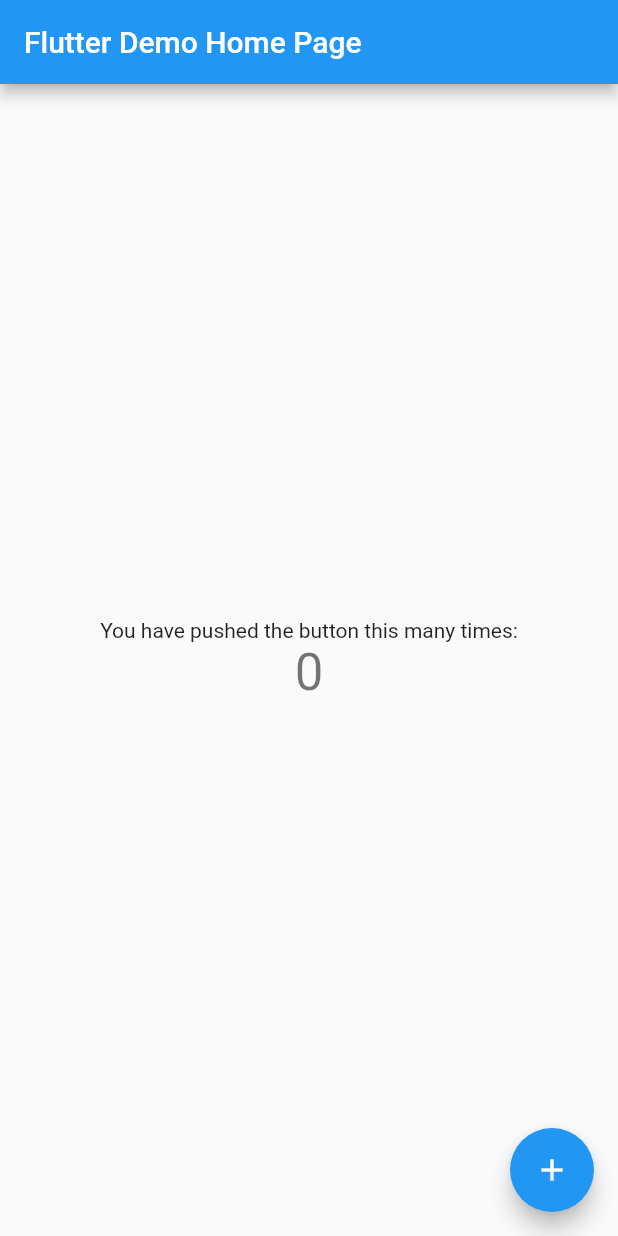
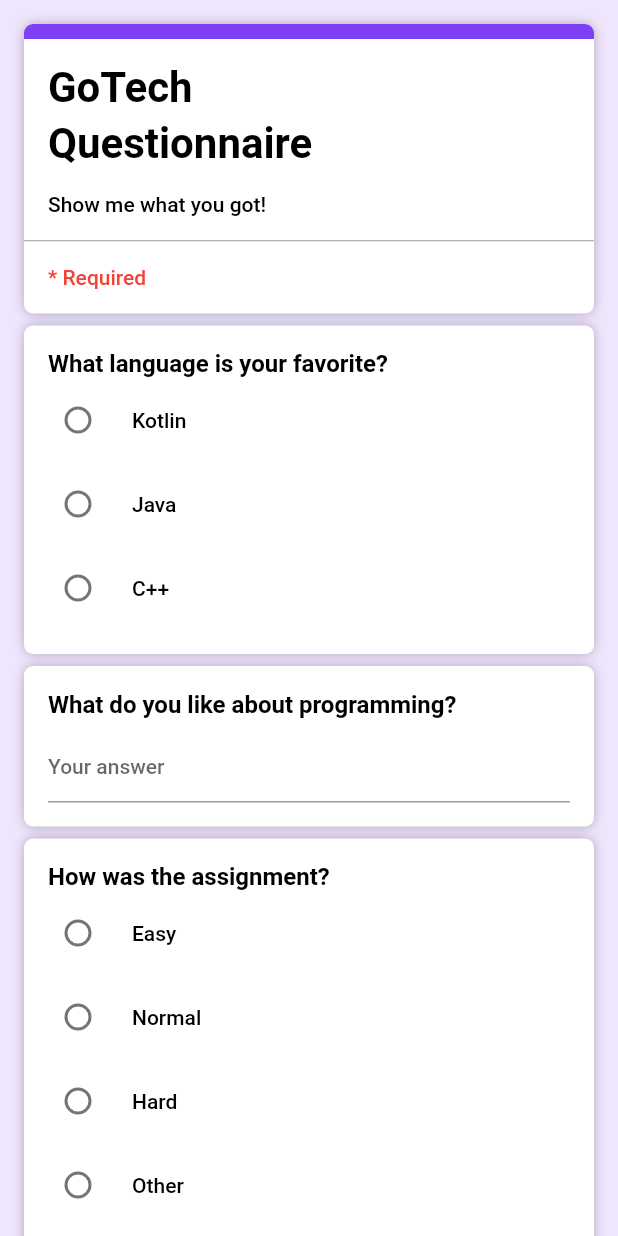
Before and after one commit to chplalex/Questionnaire, a Flutter app: the screen it shows after launch, on a phone screen of 412 x 824 dp. Run offline on Flutter 3.47's test engine with Material 2 defaults, Android fonts, the phone set to English and light mode, and no system bars; our stand-ins replace equatable, flutter_bloc, get_it; Roboto replaces fonts that are missing (Poppins).

Commit message:
Added ui/ux

```diff
--- /dev/null
+++ b/lib/app/app_colors.dart
@@ -0,0 +1,6 @@
+import 'package:flutter/material.dart';
+
+class AppColors {
+  static const background = Color(0xffefe5fd);
+  static const cardTopLine = Color(0xff7e3ff2);
+}
--- /dev/null
+++ b/lib/app/app_constants.dart
@@ -0,0 +1,24 @@
+class AppConstants {
+  static const appTitle = "Questionnaire";
+  static const appCompanyName = "GoTech";
+
+  static const titleCardSubtitle = "Show me what you got!";
+  static const titleCardInfo = "* Required";
+
+  static const languageCardTitle = "What language is your favorite?";
+  static const languageCardKotlin = "Kotlin";
+  static const languageCardJava = "Java";
+  static const languageCardCpp = "C++";
+
+  static const likeQuestionCardTitle = "What do you like about programming?";
+  static const likeQuestionCardHint = "Your answer";
+
+  static const homeAssignmentCardTitle = "How was the assignment?";
+
+  static const homeAssignmentCardEasy = "Easy";
+  static const homeAssignmentCardNormal = "Normal";
+  static const homeAssignmentCardHard = "Hard";
+  static const homeAssignmentCardOther = "Other";
+
+  static const submitButtonText = "Submit";
+}
--- /dev/null
+++ b/lib/app/app_enums.dart
@@ -0,0 +1,12 @@
+enum LanguageType {
+  kotlin,
+  java,
+  cpp,
+}
+
+enum DifficultType {
+  easy,
+  normal,
+  hard,
+  other,
+}
--- /dev/null
+++ b/lib/app/app_styles.dart
@@ -0,0 +1,43 @@
+import 'package:flutter/material.dart';
+
+class AppStyles {
+  static const title28 = TextStyle(
+    fontFamily: 'Poppins',
+    color: Colors.black,
+    fontSize: 28.0,
+    fontWeight: FontWeight.w600,
+    letterSpacing: 0,
+  );
+
+  static const title16 = TextStyle(
+    fontFamily: 'Poppins',
+    color: Colors.black,
+    fontSize: 16.0,
+    fontWeight: FontWeight.w600,
+    letterSpacing: 0,
+  );
+
+  static const text14Black = TextStyle(
+    fontFamily: 'Poppins',
+    color: Colors.black,
+    fontSize: 14.0,
+    fontWeight: FontWeight.w500,
+    letterSpacing: 0,
+  );
+
+  static const text14BlackNotEnabled = TextStyle(
+    fontFamily: 'Poppins',
+    color: Colors.black38,
+    fontSize: 14.0,
+    fontWeight: FontWeight.w500,
+    letterSpacing: 0,
+  );
+
+  static const text14Red = TextStyle(
+    fontFamily: 'Poppins',
+    color: Colors.red,
+    fontSize: 14.0,
+    fontWeight: FontWeight.w500,
+    letterSpacing: 0,
+  );
+}
--- /dev/null
+++ b/lib/bl/questionnaire_cubit.dart
@@ -0,0 +1,32 @@
+import 'package:flutter_bloc/flutter_bloc.dart';
+
+import '../app/app_enums.dart';
+import 'questionnaire_state.dart';
+
+class QuestionnaireCubit extends Cubit<QuestionnaireState> {
+  var likeQuestionAnswer = "";
+  var homeAssignmentOther = "";
+
+  QuestionnaireCubit() : super(QuestionnaireState.initial());
+
+  void languageChanged(LanguageType? languageType) {
+    final newState = state.copyWith(
+      languageType: languageType,
+      likeQuestionAnswer: likeQuestionAnswer,
+      homeAssignmentOther: homeAssignmentOther,
+    );
+
+    emit(newState);
+  }
+
+  void difficultyChanged(DifficultType? difficultType) {
+    final newState = state.copyWith(
+      homeAssignmentDifficultType: difficultType,
+      likeQuestionAnswer: likeQuestionAnswer,
+      homeAssignmentOther: homeAssignmentOther,
+      homeAssignmentOtherIsEnable: difficultType == DifficultType.other,
+    );
+
+    emit(newState);
+  }
+}
--- /dev/null
+++ b/lib/bl/questionnaire_state.dart
@@ -0,0 +1,51 @@
+import 'package:equatable/equatable.dart';
+
+import '../app/app_enums.dart';
+
+class QuestionnaireState extends Equatable {
+  final LanguageType? languageType;
+  final String likeQuestionAnswer;
+  final DifficultType? homeAssignmentDifficultType;
+  final String homeAssignmentOther;
+  final bool homeAssignmentOtherIsEnable;
+
+  const QuestionnaireState({
+    required this.languageType,
+    required this.likeQuestionAnswer,
+    required this.homeAssignmentDifficultType,
+    required this.homeAssignmentOther,
+    required this.homeAssignmentOtherIsEnable,
+  });
+
+  factory QuestionnaireState.initial() => const QuestionnaireState(
+        languageType: null,
+        likeQuestionAnswer: "",
+        homeAssignmentDifficultType: null,
+        homeAssignmentOther: "",
+        homeAssignmentOtherIsEnable: false,
+      );
+
+  @override
+  List<Object?> get props => [
+        languageType,
+        likeQuestionAnswer,
+        homeAssignmentDifficultType,
+        homeAssignmentOther,
+        homeAssignmentOtherIsEnable,
+      ];
+
+  QuestionnaireState copyWith({
+    LanguageType? languageType,
+    String? likeQuestionAnswer,
+    DifficultType? homeAssignmentDifficultType,
+    String? homeAssignmentOther,
+    bool? homeAssignmentOtherIsEnable,
+  }) =>
+      QuestionnaireState(
+        languageType: languageType ?? this.languageType,
+        likeQuestionAnswer: likeQuestionAnswer ?? this.likeQuestionAnswer,
+        homeAssignmentDifficultType: homeAssignmentDifficultType ?? this.homeAssignmentDifficultType,
+        homeAssignmentOther: homeAssignmentOther ?? this.homeAssignmentOther,
+        homeAssignmentOtherIsEnable: homeAssignmentOtherIsEnable ?? this.homeAssignmentOtherIsEnable,
+      );
+}
--- /dev/null
+++ b/lib/di/blocs_bind_module.dart
@@ -0,0 +1,8 @@
+import 'package:get_it/get_it.dart';
+import 'package:questionnaire/bl/questionnaire_cubit.dart';
+
+class BlocsBindModule {
+  static provide() {
+    GetIt.I.registerFactory(() => QuestionnaireCubit());
+  }
+}
--- /dev/null
+++ b/lib/di/widgets_bind_module.dart
@@ -0,0 +1,11 @@
+import 'package:get_it/get_it.dart';
+import 'package:questionnaire/ui/questionnaire_widget.dart';
+
+import '../ui/app.dart';
+
+class WidgetsBindModule {
+  static provide() {
+    GetIt.I.registerFactory(() => const App());
+    GetIt.I.registerFactory(() => const QuestionnaireWidget());
+  }
+}
--- a/lib/main.dart
+++ b/lib/main.dart
@@ -1,115 +1,17 @@
-import 'package:flutter/material.dart';
+import 'package:flutter/widgets.dart';
+import 'package:get_it/get_it.dart';
+
+import 'ui/app.dart';
+import 'di/blocs_bind_module.dart';
+import 'di/widgets_bind_module.dart';
 
 void main() {
-  runApp(const MyApp());
+  setupDI();
+
+  runApp(GetIt.I.get<App>());
 }
 
-class MyApp extends StatelessWidget {
-  const MyApp({super.key});
-
-  // This widget is the root of your application.
-  @override
-  Widget build(BuildContext context) {
-    return MaterialApp(
-      title: 'Flutter Demo',
-      theme: ThemeData(
-        // This is the theme of your application.
-        //
-        // Try running your application with "flutter run". You'll see the
-        // application has a blue toolbar. Then, without quitting the app, try
-        // changing the primarySwatch below to Colors.green and then invoke
-        // "hot reload" (press "r" in the console where you ran "flutter run",
-        // or simply save your changes to "hot reload" in a Flutter IDE).
-        // Notice that the counter didn't reset back to zero; the application
-        // is not restarted.
-        primarySwatch: Colors.blue,
-      ),
-      home: const MyHomePage(title: 'Flutter Demo Home Page'),
-    );
-  }
+void setupDI() {
+  BlocsBindModule.provide();
+  WidgetsBindModule.provide();
 }
-
-class MyHomePage extends StatefulWidget {
-  const MyHomePage({super.key, required this.title});
-
-  // This widget is the home page of your application. It is stateful, meaning
-  // that it has a State object (defined below) that contains fields that affect
-  // how it looks.
-
-  // This class is the configuration for the state. It holds the values (in this
-  // case the title) provided by the parent (in this case the App widget) and
-  // used by the build method of the State. Fields in a Widget subclass are
-  // always marked "final".
-
-  final String title;
-
-  @override
-  State<MyHomePage> createState() => _MyHomePageState();
-}
-
-class _MyHomePageState extends State<MyHomePage> {
-  int _counter = 0;
-
-  void _incrementCounter() {
-    setState(() {
-      // This call to setState tells the Flutter framework that something has
-      // changed in this State, which causes it to rerun the build method below
-      // so that the display can reflect the updated values. If we changed
-      // _counter without calling setState(), then the build method would not be
-      // called again, and so nothing would appear to happen.
-      _counter++;
-    });
-  }
-
-  @override
-  Widget build(BuildContext context) {
-    // This method is rerun every time setState is called, for instance as done
-    // by the _incrementCounter method above.
-    //
-    // The Flutter framework has been optimized to make rerunning build methods
-    // fast, so that you can just rebuild anything that needs updating rather
-    // than having to individually change instances of widgets.
-    return Scaffold(
-      appBar: AppBar(
-        // Here we take the value from the MyHomePage object that was created by
-        // the App.build method, and use it to set our appbar title.
-        title: Text(widget.title),
-      ),
-      body: Center(
-        // Center is a layout widget. It takes a single child and positions it
-        // in the middle of the parent.
-        child: Column(
-          // Column is also a layout widget. It takes a list of children and
-          // arranges them vertically. By default, it sizes itself to fit its
-          // children horizontally, and tries to be as tall as its parent.
-          //
-          // Invoke "debug painting" (press "p" in the console, choose the
-          // "Toggle Debug Paint" action from the Flutter Inspector in Android
-          // Studio, or the "Toggle Debug Paint" command in Visual Studio Code)
-          // to see the wireframe for each widget.
-          //
-          // Column has various properties to control how it sizes itself and
-          // how it positions its children. Here we use mainAxisAlignment to
-          // center the children vertically; the main axis here is the vertical
-          // axis because Columns are vertical (the cross axis would be
-          // horizontal).
-          mainAxisAlignment: MainAxisAlignment.center,
-          children: <Widget>[
-            const Text(
-              'You have pushed the button this many times:',
-            ),
-            Text(
-              '$_counter',
-              style: Theme.of(context).textTheme.headlineMedium,
-            ),
-          ],
-        ),
-      ),
-      floatingActionButton: FloatingActionButton(
-        onPressed: _incrementCounter,
-        tooltip: 'Increment',
-        child: const Icon(Icons.add),
-      ), // This trailing comma makes auto-formatting nicer for build methods.
-    );
-  }
-}
--- /dev/null
+++ b/lib/ui/app.dart
@@ -0,0 +1,21 @@
+import 'package:flutter/material.dart';
+import 'package:flutter_bloc/flutter_bloc.dart';
+import 'package:get_it/get_it.dart';
+import 'package:questionnaire/bl/questionnaire_cubit.dart';
+import 'package:questionnaire/ui/questionnaire_widget.dart';
+import 'package:questionnaire/app/app_constants.dart';
+
+class App extends StatelessWidget {
+  const App({super.key});
+
+  @override
+  Widget build(BuildContext context) => MaterialApp(
+        title: AppConstants.appTitle,
+        theme: ThemeData(fontFamily: 'Poppins'),
+        debugShowCheckedModeBanner: false,
+        home: BlocProvider(
+            create: (_) => GetIt.I.get<QuestionnaireCubit>(),
+            child: GetIt.I.get<QuestionnaireWidget>(),
+        ),
+      );
+}
--- /dev/null
+++ b/lib/ui/questionnaire_text_field.dart
@@ -0,0 +1,34 @@
+import 'package:flutter/material.dart';
+import 'package:questionnaire/app/app_styles.dart';
+
+class QuestionnaireTextField extends StatelessWidget {
+  final TextEditingController controller;
+  final String originalText;
+  final String? hintText;
+  final bool isEnable;
+  final FocusNode focusNode;
+
+  const QuestionnaireTextField({
+    super.key,
+    required this.controller,
+    required this.originalText,
+    this.hintText,
+    required this.isEnable,
+    required this.focusNode,
+  });
+
+  @override
+  Widget build(BuildContext context) {
+    controller.text = originalText;
+    controller.selection = TextSelection.collapsed(offset: originalText.length);
+    return TextField(
+      keyboardType: TextInputType.multiline,
+      maxLines: null,
+      readOnly: !isEnable,
+      controller: controller,
+      style: isEnable ? AppStyles.text14Black : AppStyles.text14BlackNotEnabled,
+      decoration: InputDecoration(hintText: hintText, contentPadding: EdgeInsets.zero),
+      focusNode: focusNode,
+    );
+  }
+}
--- /dev/null
+++ b/lib/ui/questionnaire_widget.dart
@@ -0,0 +1,260 @@
+import 'package:flutter/material.dart';
+import 'package:flutter_bloc/flutter_bloc.dart';
+import 'package:questionnaire/app/app_constants.dart';
+import 'package:questionnaire/app/app_enums.dart';
+import 'package:questionnaire/app/app_styles.dart';
+import 'package:questionnaire/bl/questionnaire_cubit.dart';
+import 'package:questionnaire/bl/questionnaire_state.dart';
+import 'package:questionnaire/ui/questionnaire_text_field.dart';
+
+import '../app/app_colors.dart';
+
+class QuestionnaireWidget extends StatefulWidget {
+  const QuestionnaireWidget({super.key});
+
+  @override
+  State<StatefulWidget> createState() => _QuestionnaireState();
+}
+
+class _QuestionnaireState extends State<QuestionnaireWidget> {
+  static const _largePadding = 16.0;
+  static const _normalPadding = 8.0;
+  static const _smallPadding = 4.0;
+  static const _topLineHeight = 10.0;
+  static const _cardRadius = 6.0;
+
+  late final QuestionnaireCubit _cubit;
+
+  final _likeQuestionController = TextEditingController();
+  final _homeAssignmentController = TextEditingController();
+
+  final _likeQuestionFocusNode = FocusNode();
+  final _homeAssignmentFocusNode = FocusNode();
+
+  @override
+  void initState() {
+    super.initState();
+    _cubit = BlocProvider.of(context);
+
+    _likeQuestionController.addListener(() {
+      _cubit.likeQuestionAnswer = _likeQuestionController.text;
+    });
+
+    _homeAssignmentController.addListener(() {
+      _cubit.homeAssignmentOther = _homeAssignmentController.text;
+    });
+  }
+
+  @override
+  void dispose() {
+    _likeQuestionController.dispose();
+    _homeAssignmentController.dispose();
+
+    _likeQuestionFocusNode.dispose();
+    _homeAssignmentFocusNode.dispose();
+
+    super.dispose();
+  }
+
+  @override
+  Widget build(BuildContext context) => Scaffold(
+        backgroundColor: AppColors.background,
+        body: SafeArea(child: _body(context)),
+      );
+
+  Widget _body(BuildContext context) {
+    const divider = SizedBox(height: _normalPadding);
+    return SingleChildScrollView(
+      padding: const EdgeInsets.all(_largePadding),
+      child: BlocBuilder<QuestionnaireCubit, QuestionnaireState>(builder: (context, state) {
+        return Column(
+          crossAxisAlignment: CrossAxisAlignment.start,
+          children: [
+            _titleCard(),
+            divider,
+            _languageCard(context, state),
+            divider,
+            _likeQuestionCard(state),
+            divider,
+            _homeAssignmentCard(context, state),
+            divider,
+            _button(),
+          ],
+        );
+      }),
+    );
+  }
+
+  Widget _titleCard() => Container(
+        width: double.infinity,
+        decoration: const BoxDecoration(
+          borderRadius: BorderRadius.all(Radius.circular(_cardRadius)),
+          boxShadow: [BoxShadow(color: Colors.black26, blurRadius: _cardRadius)],
+          color: Colors.white,
+        ),
+        child: Column(
+          crossAxisAlignment: CrossAxisAlignment.start,
+          children: [
+            Container(
+              height: _topLineHeight,
+              decoration: const BoxDecoration(
+                borderRadius: BorderRadius.vertical(top: Radius.circular(_cardRadius)),
+                color: AppColors.cardTopLine,
+              ),
+            ),
+            Padding(
+              padding: const EdgeInsets.all(_largePadding),
+              child: Column(
+                crossAxisAlignment: CrossAxisAlignment.start,
+                children: const [
+                  Text(AppConstants.appCompanyName, style: AppStyles.title28),
+                  SizedBox(height: _smallPadding),
+                  Text(AppConstants.appTitle, style: AppStyles.title28),
+                  SizedBox(height: _largePadding),
+                  Text(AppConstants.titleCardSubtitle, style: AppStyles.text14Black),
+                ],
+              ),
+            ),
+            const Divider(height: 1.0, color: Colors.grey),
+            const Padding(
+              padding: EdgeInsets.all(_largePadding),
+              child: Text(AppConstants.titleCardInfo, style: AppStyles.text14Red),
+            ),
+          ],
+        ),
+      );
+
+  Widget _languageCard(BuildContext context, QuestionnaireState state) => _questionCard(
+        child: Column(
+          crossAxisAlignment: CrossAxisAlignment.start,
+          children: [
+            const Text(AppConstants.languageCardTitle, style: AppStyles.title16),
+            _languageTypeRadio(
+              context,
+              title: AppConstants.languageCardKotlin,
+              itemValue: LanguageType.kotlin,
+              groupValue: state.languageType,
+            ),
+            _languageTypeRadio(
+              context,
+              title: AppConstants.languageCardJava,
+              itemValue: LanguageType.java,
+              groupValue: state.languageType,
+            ),
+            _languageTypeRadio(
+              context,
+              title: AppConstants.languageCardCpp,
+              itemValue: LanguageType.cpp,
+              groupValue: state.languageType,
+            ),
+          ],
+        ),
+      );
+
+  Widget _languageTypeRadio(
+    BuildContext context, {
+    required String title,
+    required LanguageType itemValue,
+    required LanguageType? groupValue,
+  }) =>
+      RadioListTile(
+        title: Text(title, style: AppStyles.text14Black),
+        value: itemValue,
+        groupValue: groupValue,
+        contentPadding: EdgeInsets.zero,
+        onChanged: (value) {
+          _cubit.languageChanged(value);
+          FocusScope.of(context).unfocus();
+        },
+      );
+
+  Widget _likeQuestionCard(QuestionnaireState state) => _questionCard(
+        child: Column(
+          crossAxisAlignment: CrossAxisAlignment.start,
+          children: [
+            const Text(AppConstants.likeQuestionCardTitle, style: AppStyles.title16),
+            const SizedBox(height: _normalPadding),
+            QuestionnaireTextField(
+              controller: _likeQuestionController,
+              originalText: state.likeQuestionAnswer,
+              hintText: AppConstants.likeQuestionCardHint,
+              isEnable: true,
+              focusNode: _likeQuestionFocusNode,
+            ),
+          ],
+        ),
+      );
+
+  Widget _homeAssignmentCard(BuildContext context, QuestionnaireState state) => _questionCard(
+        child: Column(
+          crossAxisAlignment: CrossAxisAlignment.start,
+          children: [
+            const Text(AppConstants.homeAssignmentCardTitle, style: AppStyles.title16),
+            _difficultTypeRadio(
+              context,
+              title: AppConstants.homeAssignmentCardEasy,
+              itemValue: DifficultType.easy,
+              groupValue: state.homeAssignmentDifficultType,
+            ),
+            _difficultTypeRadio(
+              context,
+              title: AppConstants.homeAssignmentCardNormal,
+              itemValue: DifficultType.normal,
+              groupValue: state.homeAssignmentDifficultType,
+            ),
+            _difficultTypeRadio(
+              context,
+              title: AppConstants.homeAssignmentCardHard,
+              itemValue: DifficultType.hard,
+              groupValue: state.homeAssignmentDifficultType,
+            ),
+            _difficultTypeRadio(
+              context,
+              title: AppConstants.homeAssignmentCardOther,
+              itemValue: DifficultType.other,
+              groupValue: state.homeAssignmentDifficultType,
+            ),
+            QuestionnaireTextField(
+              controller: _homeAssignmentController,
+              originalText: state.homeAssignmentOther,
+              isEnable: state.homeAssignmentOtherIsEnable,
+              focusNode: _homeAssignmentFocusNode,
+            ),
+          ],
+        ),
+      );
+
+  Widget _difficultTypeRadio(
+    BuildContext context, {
+    required String title,
+    required DifficultType itemValue,
+    required DifficultType? groupValue,
+  }) =>
+      RadioListTile(
+        title: Text(title, style: AppStyles.text14Black),
+        value: itemValue,
+        groupValue: groupValue,
+        contentPadding: EdgeInsets.zero,
+        onChanged: (value) {
+          _cubit.difficultyChanged(value);
+          if (value == DifficultType.other) {
+            FocusScope.of(context).requestFocus(_homeAssignmentFocusNode);
+          } else {
+            FocusScope.of(context).unfocus();
+          }
+        },
+      );
+
+  Widget _button() => ElevatedButton(child: const Text(AppConstants.submitButtonText), onPressed: () => {});
+
+  Widget _questionCard({required Widget child}) => Container(
+        width: double.infinity,
+        decoration: const BoxDecoration(
+          borderRadius: BorderRadius.all(Radius.circular(_cardRadius)),
+          boxShadow: [BoxShadow(color: Colors.black26, blurRadius: _cardRadius)],
+          color: Colors.white,
+        ),
+        padding: const EdgeInsets.all(_largePadding),
+        child: child,
+      );
+}
```
Also changed, not shown: pubspec.yaml (+6 -71 lines), pubspec.lock.
